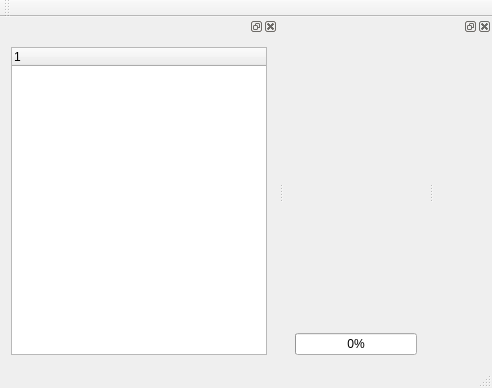
tiangaomingjing/ServoDriveTech, file App/AppUiTest/uimainwindow.ui: the form before one commit.
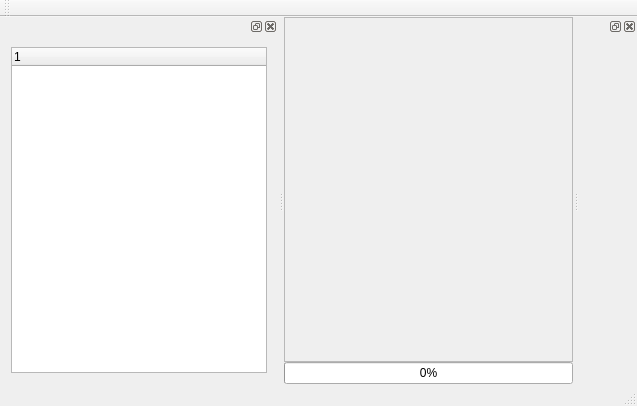
The form after the commit.

```diff
--- a/App/AppUiTest/uimainwindow.ui
+++ b/App/AppUiTest/uimainwindow.ui
@@ -6,8 +6,8 @@
    <rect>
     <x>0</x>
     <y>0</y>
-    <width>492</width>
-    <height>388</height>
+    <width>637</width>
+    <height>406</height>
    </rect>
   </property>
   <property name="windowTitle">
@@ -15,10 +15,62 @@
   </property>
   <widget class="QWidget" name="centralWidget">
    <layout class="QVBoxLayout" name="verticalLayout">
+    <property name="spacing">
+     <number>0</number>
+    </property>
+    <property name="leftMargin">
+     <number>0</number>
+    </property>
+    <property name="topMargin">
+     <number>0</number>
+    </property>
+    <property name="rightMargin">
+     <number>0</number>
+    </property>
+    <property name="bottomMargin">
+     <number>0</number>
+    </property>
     <item>
-     <widget class="QStackedWidget" name="stackedWidget">
-      <widget class="QWidget" name="page"/>
-      <widget class="QWidget" name="page_2"/>
+     <widget class="QScrollArea" name="scrollArea">
+      <property name="frameShadow">
+       <enum>QFrame::Raised</enum>
+      </property>
+      <property name="widgetResizable">
+       <bool>true</bool>
+      </property>
+      <widget class="QWidget" name="scrollAreaWidgetContents">
+       <property name="geometry">
+        <rect>
+         <x>0</x>
+         <y>0</y>
+         <width>279</width>
+         <height>327</height>
+        </rect>
+       </property>
+       <layout class="QHBoxLayout" name="horizontalLayout">
+        <property name="spacing">
+         <number>0</number>
+        </property>
+        <property name="leftMargin">
+         <number>0</number>
+        </property>
+        <property name="topMargin">
+         <number>0</number>
+        </property>
+        <property name="rightMargin">
+         <number>0</number>
+        </property>
+        <property name="bottomMargin">
+         <number>0</number>
+        </property>
+        <item>
+         <widget class="QStackedWidget" name="stackedWidget">
+          <widget class="QWidget" name="page"/>
+          <widget class="QWidget" name="page_2"/>
+         </widget>
+        </item>
+       </layout>
+      </widget>
      </widget>
     </item>
     <item>
```
Left out of the diff: 2 changed lines with no effect on the pictures.
